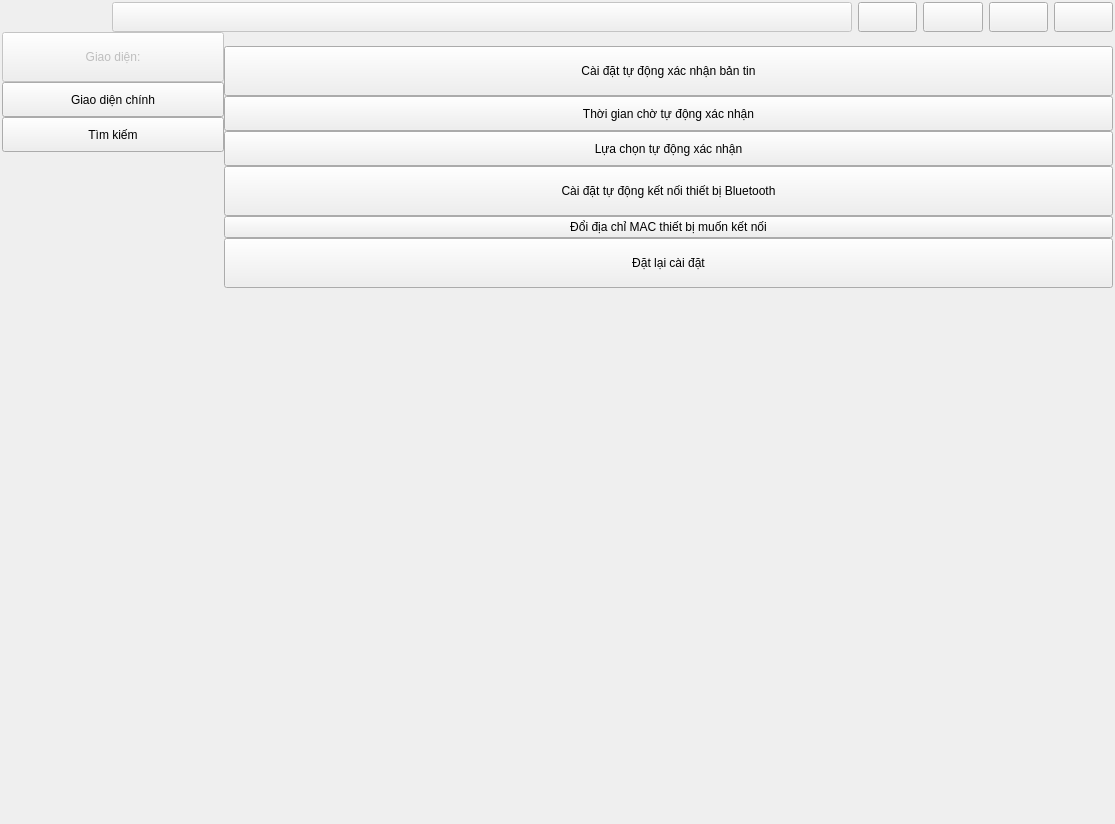
The window that setting.ui (holy36/SPEEDCAM) describes before a commit, drawn with Qt 5.
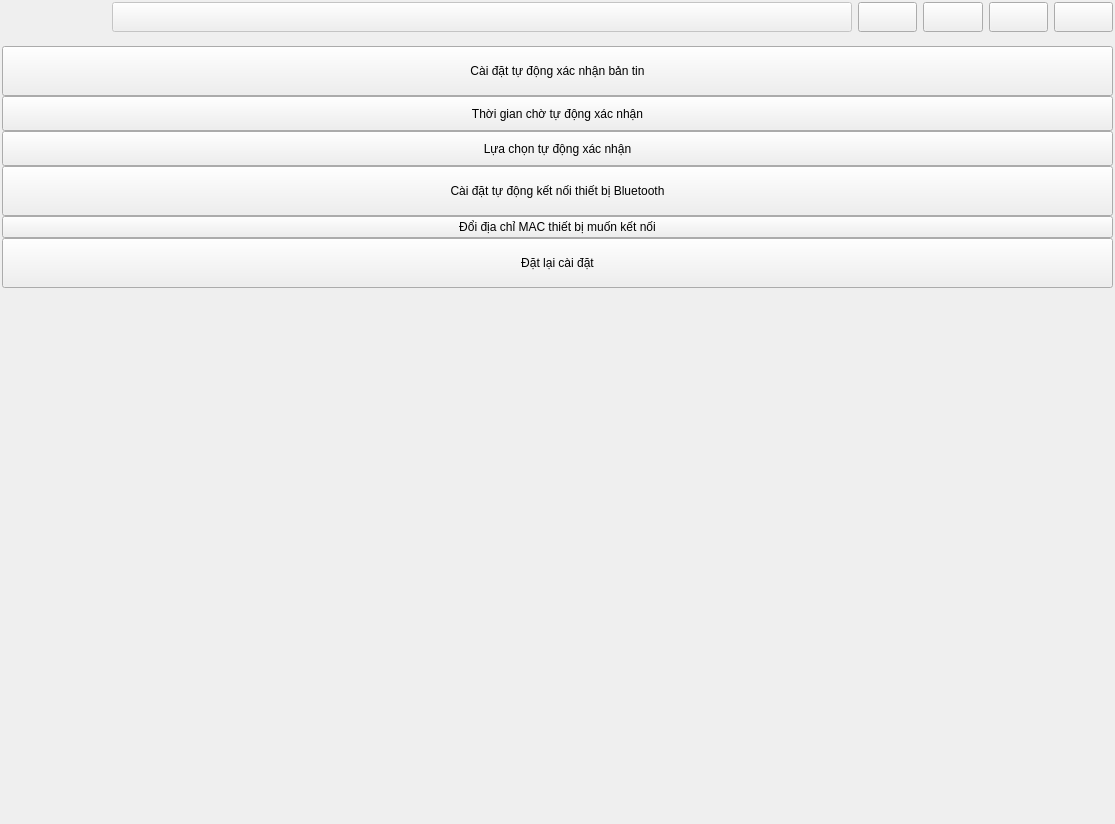
The same window after the commit.

Patch:
```diff
--- a/setting.ui
+++ b/setting.ui
@@ -151,78 +151,12 @@
        </layout>
       </item>
       <item>
-       <layout class="QHBoxLayout" name="horizontalLayout" stretch="4,16">
+       <layout class="QHBoxLayout" name="horizontalLayout" stretch="16">
         <property name="spacing">
          <number>0</number>
         </property>
         <item>
-         <layout class="QVBoxLayout" name="verticalLayout_3" stretch="0,2,2,13,2">
-          <item>
-           <widget class="QPushButton" name="bground_ui">
-            <property name="enabled">
-             <bool>false</bool>
-            </property>
-            <property name="minimumSize">
-             <size>
-              <width>40</width>
-              <height>50</height>
-             </size>
-            </property>
-            <property name="text">
-             <string>Giao diện:</string>
-            </property>
-           </widget>
-          </item>
-          <item>
-           <widget class="QPushButton" name="main_ui">
-            <property name="minimumSize">
-             <size>
-              <width>0</width>
-              <height>35</height>
-             </size>
-            </property>
-            <property name="text">
-             <string>Giao diện chính</string>
-            </property>
-           </widget>
-          </item>
-          <item>
-           <widget class="QPushButton" name="search_ui">
-            <property name="minimumSize">
-             <size>
-              <width>0</width>
-              <height>35</height>
-             </size>
-            </property>
-            <property name="text">
-             <string>Tìm kiếm</string>
-            </property>
-           </widget>
-          </item>
-          <item>
-           <spacer name="verticalSpacer">
-            <property name="orientation">
-             <enum>Qt::Vertical</enum>
-            </property>
-            <property name="sizeHint" stdset="0">
-             <size>
-              <width>20</width>
-              <height>40</height>
-             </size>
-            </property>
-           </spacer>
-          </item>
-          <item>
-           <widget class="QLabel" name="time_label">
-            <property name="text">
-             <string/>
-            </property>
-           </widget>
-          </item>
-         </layout>
-        </item>
-        <item>
-         <layout class="QVBoxLayout" name="verticalLayout" stretch="0,0,0,0,0,0,0,0">
+         <layout class="QVBoxLayout" name="verticalLayout" stretch="0,0,0,0,0,0,0,0,0">
           <item>
            <widget class="QLabel" name="set_infor">
             <property name="text">
@@ -318,6 +252,30 @@
             </property>
            </spacer>
           </item>
+          <item>
+           <layout class="QHBoxLayout" name="horizontalLayout_2">
+            <item>
+             <spacer name="horizontalSpacer_2">
+              <property name="orientation">
+               <enum>Qt::Horizontal</enum>
+              </property>
+              <property name="sizeHint" stdset="0">
+               <size>
+                <width>40</width>
+                <height>20</height>
+               </size>
+              </property>
+             </spacer>
+            </item>
+            <item>
+             <widget class="QLabel" name="time_label">
+              <property name="text">
+               <string/>
+              </property>
+             </widget>
+            </item>
+           </layout>
+          </item>
          </layout>
         </item>
        </layout>
```
